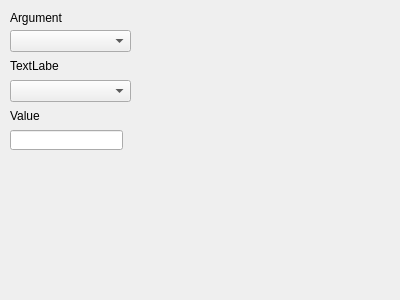
The window that src/easydoc/pagecond.ui (cfrankb/lgck-src) describes before a commit, drawn with Qt 5.
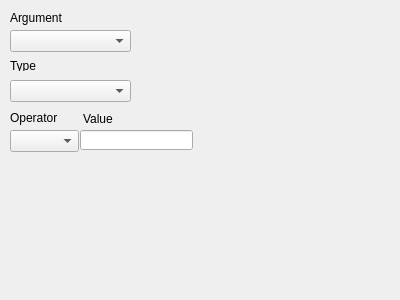
The same window after the commit.

Commit message: EASYDOCS: added test operator

Patch:
```diff
--- a/src/easydoc/pagecond.ui
+++ b/src/easydoc/pagecond.ui
@@ -26,7 +26,7 @@
   <widget class="QLineEdit" name="eValue">
    <property name="geometry">
     <rect>
-     <x>10</x>
+     <x>80</x>
      <y>130</y>
      <width>113</width>
      <height>20</height>
@@ -56,14 +56,14 @@
     </rect>
    </property>
    <property name="text">
-    <string>TextLabel</string>
+    <string>Type</string>
    </property>
   </widget>
   <widget class="QLabel" name="label_3">
    <property name="geometry">
     <rect>
-     <x>10</x>
-     <y>110</y>
+     <x>83</x>
+     <y>113</y>
      <width>49</width>
      <height>11</height>
     </rect>
@@ -82,6 +82,29 @@
     </rect>
    </property>
   </widget>
+  <widget class="QComboBox" name="cbOperator">
+   <property name="geometry">
+    <rect>
+     <x>10</x>
+     <y>130</y>
+     <width>69</width>
+     <height>22</height>
+    </rect>
+   </property>
+  </widget>
+  <widget class="QLabel" name="label_4">
+   <property name="geometry">
+    <rect>
+     <x>10</x>
+     <y>110</y>
+     <width>61</width>
+     <height>16</height>
+    </rect>
+   </property>
+   <property name="text">
+    <string>Operator</string>
+   </property>
+  </widget>
  </widget>
  <resources>
   <include location="easydoc.qrc"/>
```
The commit also changes 5 other files.
